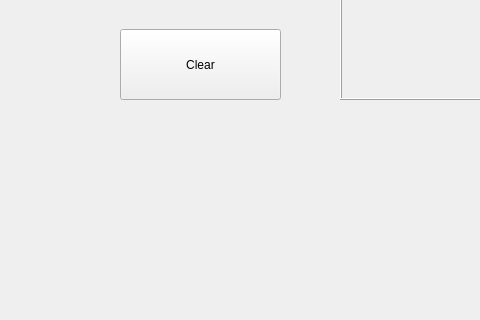
This is test_main_window.ui in HoagDyu/Project-COVAY as Qt 5 draws it before an edit; both pictures show x 0 to 480 and y 280 to 600 of the 800 by 600 pixel window. The edited form follows.
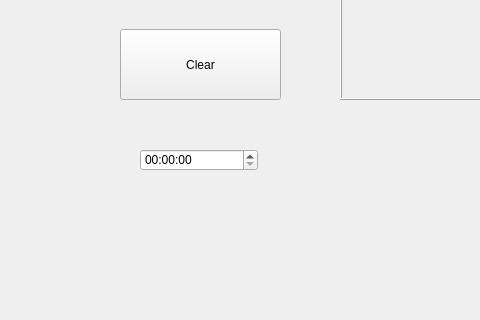
This is the edited form.

```diff
--- a/test_main_window.ui
+++ b/test_main_window.ui
@@ -63,6 +63,16 @@
      <string>TextLabel</string>
     </property>
    </widget>
+   <widget class="QTimeEdit" name="timeEdit">
+    <property name="geometry">
+     <rect>
+      <x>140</x>
+      <y>410</y>
+      <width>118</width>
+      <height>22</height>
+     </rect>
+    </property>
+   </widget>
   </widget>
   <widget class="QMenuBar" name="menubar">
    <property name="geometry">
```
